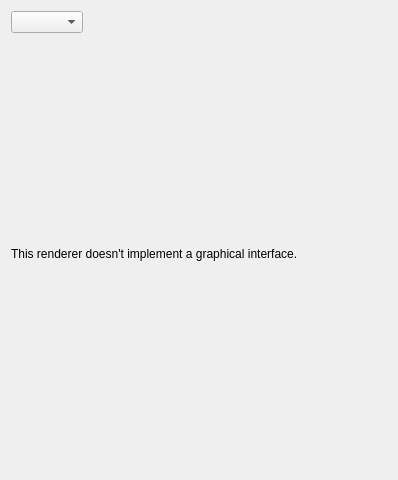
Above: src/ui/qgsrendererrasterpropswidgetbase.ui from qgis/QGIS before the change. Below: the same form after it.
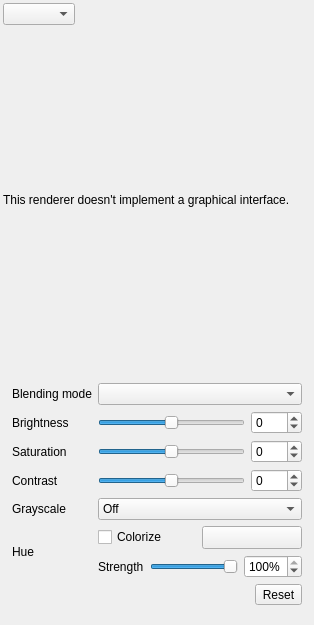
That is the form after the change. Icons and pictures are not drawn. Custom widgets are drawn as their Qt base class.

Commit message: Connect color mode widgets

```diff
--- a/src/ui/qgsrendererrasterpropswidgetbase.ui
+++ b/src/ui/qgsrendererrasterpropswidgetbase.ui
@@ -6,15 +6,24 @@
    <rect>
     <x>0</x>
     <y>0</y>
-    <width>398</width>
-    <height>480</height>
+    <width>314</width>
+    <height>625</height>
    </rect>
   </property>
   <property name="windowTitle">
    <string>Form</string>
   </property>
-  <layout class="QVBoxLayout" name="verticalLayout_2">
-   <item>
+  <layout class="QGridLayout" name="gridLayout_2">
+   <property name="leftMargin">
+    <number>3</number>
+   </property>
+   <property name="topMargin">
+    <number>3</number>
+   </property>
+   <property name="rightMargin">
+    <number>3</number>
+   </property>
+   <item row="0" column="0">
     <layout class="QHBoxLayout" name="horizontalLayout">
      <item>
       <widget class="QComboBox" name="cboRenderers"/>
@@ -34,7 +43,7 @@
      </item>
     </layout>
    </item>
-   <item>
+   <item row="1" column="0">
     <widget class="QStackedWidget" name="stackedWidget">
      <property name="sizePolicy">
       <sizepolicy hsizetype="Expanding" vsizetype="Preferred">
@@ -64,8 +73,339 @@
      </widget>
     </widget>
    </item>
+   <item row="2" column="0">
+    <widget class="QFrame" name="frame">
+     <property name="frameShape">
+      <enum>QFrame::NoFrame</enum>
+     </property>
+     <property name="frameShadow">
+      <enum>QFrame::Raised</enum>
+     </property>
+     <layout class="QGridLayout" name="gridLayout">
+      <item row="0" column="0">
+       <widget class="QLabel" name="mBlendTypeLabel">
+        <property name="text">
+         <string>Blending mode</string>
+        </property>
+       </widget>
+      </item>
+      <item row="0" column="1">
+       <widget class="QgsBlendModeComboBox" name="mBlendModeComboBox">
+        <property name="minimumSize">
+         <size>
+          <width>0</width>
+          <height>0</height>
+         </size>
+        </property>
+       </widget>
+      </item>
+      <item row="1" column="0">
+       <widget class="QLabel" name="label_2">
+        <property name="text">
+         <string>Brightness</string>
+        </property>
+       </widget>
+      </item>
+      <item row="1" column="1">
+       <layout class="QHBoxLayout" name="horizontalLayout_11">
+        <item>
+         <widget class="QSlider" name="mSliderBrightness">
+          <property name="minimumSize">
+           <size>
+            <width>75</width>
+            <height>0</height>
+           </size>
+          </property>
+          <property name="minimum">
+           <number>-255</number>
+          </property>
+          <property name="maximum">
+           <number>255</number>
+          </property>
+          <property name="orientation">
+           <enum>Qt::Horizontal</enum>
+          </property>
+          <property name="tickPosition">
+           <enum>QSlider::NoTicks</enum>
+          </property>
+          <property name="tickInterval">
+           <number>0</number>
+          </property>
+         </widget>
+        </item>
+        <item>
+         <widget class="QSpinBox" name="mBrightnessSpinBox">
+          <property name="minimum">
+           <number>-255</number>
+          </property>
+          <property name="maximum">
+           <number>255</number>
+          </property>
+         </widget>
+        </item>
+       </layout>
+      </item>
+      <item row="2" column="0">
+       <widget class="QLabel" name="labelSaturation">
+        <property name="text">
+         <string>Saturation</string>
+        </property>
+       </widget>
+      </item>
+      <item row="2" column="1">
+       <layout class="QHBoxLayout" name="horizontalLayout_10">
+        <item>
+         <widget class="QSlider" name="sliderSaturation">
+          <property name="sizePolicy">
+           <sizepolicy hsizetype="Expanding" vsizetype="Fixed">
+            <horstretch>0</horstretch>
+            <verstretch>0</verstretch>
+           </sizepolicy>
+          </property>
+          <property name="minimumSize">
+           <size>
+            <width>75</width>
+            <height>0</height>
+           </size>
+          </property>
+          <property name="minimum">
+           <number>-100</number>
+          </property>
+          <property name="maximum">
+           <number>100</number>
+          </property>
+          <property name="orientation">
+           <enum>Qt::Horizontal</enum>
+          </property>
+         </widget>
+        </item>
+        <item>
+         <widget class="QSpinBox" name="spinBoxSaturation">
+          <property name="minimum">
+           <number>-100</number>
+          </property>
+          <property name="maximum">
+           <number>100</number>
+          </property>
+          <property name="value">
+           <number>0</number>
+          </property>
+          <property name="decimals" stdset="0">
+           <number>0</number>
+          </property>
+         </widget>
+        </item>
+       </layout>
+      </item>
+      <item row="3" column="0">
+       <widget class="QLabel" name="label_5">
+        <property name="text">
+         <string>Contrast</string>
+        </property>
+       </widget>
+      </item>
+      <item row="3" column="1">
+       <layout class="QHBoxLayout" name="horizontalLayout_12">
+        <item>
+         <widget class="QSlider" name="mSliderContrast">
+          <property name="minimumSize">
+           <size>
+            <width>75</width>
+            <height>0</height>
+           </size>
+          </property>
+          <property name="minimum">
+           <number>-100</number>
+          </property>
+          <property name="maximum">
+           <number>100</number>
+          </property>
+          <property name="singleStep">
+           <number>1</number>
+          </property>
+          <property name="orientation">
+           <enum>Qt::Horizontal</enum>
+          </property>
+         </widget>
+        </item>
+        <item>
+         <widget class="QSpinBox" name="mContrastSpinBox">
+          <property name="minimum">
+           <number>-100</number>
+          </property>
+          <property name="maximum">
+           <number>100</number>
+          </property>
+         </widget>
+        </item>
+       </layout>
+      </item>
+      <item row="4" column="0">
+       <widget class="QLabel" name="labelGrayscale">
+        <property name="text">
+         <string>Grayscale</string>
+        </property>
+       </widget>
+      </item>
+      <item row="4" column="1">
+       <widget class="QComboBox" name="comboGrayscale">
+        <item>
+         <property name="text">
+          <string>Off</string>
+         </property>
+        </item>
+        <item>
+         <property name="text">
+          <string>By lightness</string>
+         </property>
+        </item>
+        <item>
+         <property name="text">
+          <string>By luminosity</string>
+         </property>
+        </item>
+        <item>
+         <property name="text">
+          <string>By average</string>
+         </property>
+        </item>
+       </widget>
+      </item>
+      <item row="5" column="0">
+       <widget class="QLabel" name="label_3">
+        <property name="text">
+         <string>Hue</string>
+        </property>
+       </widget>
+      </item>
+      <item row="5" column="1">
+       <layout class="QFormLayout" name="formLayout_2">
+        <item row="0" column="0" colspan="2">
+         <layout class="QHBoxLayout" name="horizontalLayout_8">
+          <item>
+           <widget class="QCheckBox" name="mColorizeCheck">
+            <property name="text">
+             <string>Colorize</string>
+            </property>
+           </widget>
+          </item>
+          <item>
+           <widget class="QgsColorButtonV2" name="btnColorizeColor">
+            <property name="minimumSize">
+             <size>
+              <width>100</width>
+              <height>0</height>
+             </size>
+            </property>
+            <property name="maximumSize">
+             <size>
+              <width>100</width>
+              <height>16777215</height>
+             </size>
+            </property>
+            <property name="text">
+             <string/>
+            </property>
+           </widget>
+          </item>
+         </layout>
+        </item>
+        <item row="1" column="0">
+         <widget class="QLabel" name="labelColorizeStrength">
+          <property name="text">
+           <string>Strength</string>
+          </property>
+         </widget>
+        </item>
+        <item row="1" column="1">
+         <layout class="QHBoxLayout" name="horizontalLayout_9">
+          <item>
+           <widget class="QSlider" name="sliderColorizeStrength">
+            <property name="maximum">
+             <number>100</number>
+            </property>
+            <property name="value">
+             <number>100</number>
+            </property>
+            <property name="orientation">
+             <enum>Qt::Horizontal</enum>
+            </property>
+           </widget>
+          </item>
+          <item>
+           <widget class="QSpinBox" name="spinColorizeStrength">
+            <property name="suffix">
+             <string>%</string>
+            </property>
+            <property name="minimum">
+             <number>0</number>
+            </property>
+            <property name="maximum">
+             <number>100</number>
+            </property>
+            <property name="value">
+             <number>100</number>
+            </property>
+           </widget>
+          </item>
+         </layout>
+        </item>
+       </layout>
+      </item>
+      <item row="6" column="1">
+       <layout class="QHBoxLayout" name="horizontalLayout_13">
+        <item>
+         <spacer name="horizontalSpacer_3">
+          <property name="orientation">
+           <enum>Qt::Horizontal</enum>
+          </property>
+          <property name="sizeHint" stdset="0">
+           <size>
+            <width>40</width>
+            <height>20</height>
+           </size>
+          </property>
+         </spacer>
+        </item>
+        <item>
+         <widget class="QToolButton" name="mResetColorRenderingBtn">
+          <property name="toolTip">
+           <string>Reset all color rendering options to default</string>
+          </property>
+          <property name="text">
+           <string>Reset</string>
+          </property>
+          <property name="icon">
+           <iconset resource="../../images/images.qrc">
+            <normaloff>:/images/themes/default/mActionUndo.png</normaloff>:/images/themes/default/mActionUndo.png</iconset>
+          </property>
+          <property name="toolButtonStyle">
+           <enum>Qt::ToolButtonTextBesideIcon</enum>
+          </property>
+         </widget>
+        </item>
+       </layout>
+      </item>
+     </layout>
+    </widget>
+   </item>
   </layout>
  </widget>
- <resources/>
+ <customwidgets>
+  <customwidget>
+   <class>QgsColorButtonV2</class>
+   <extends>QToolButton</extends>
+   <header>qgscolorbuttonv2.h</header>
+   <container>1</container>
+  </customwidget>
+  <customwidget>
+   <class>QgsBlendModeComboBox</class>
+   <extends>QComboBox</extends>
+   <header>qgsblendmodecombobox.h</header>
+  </customwidget>
+ </customwidgets>
+ <resources>
+  <include location="../../images/images.qrc"/>
+ </resources>
  <connections/>
 </ui>
```
The commit also changes 4 other files.
